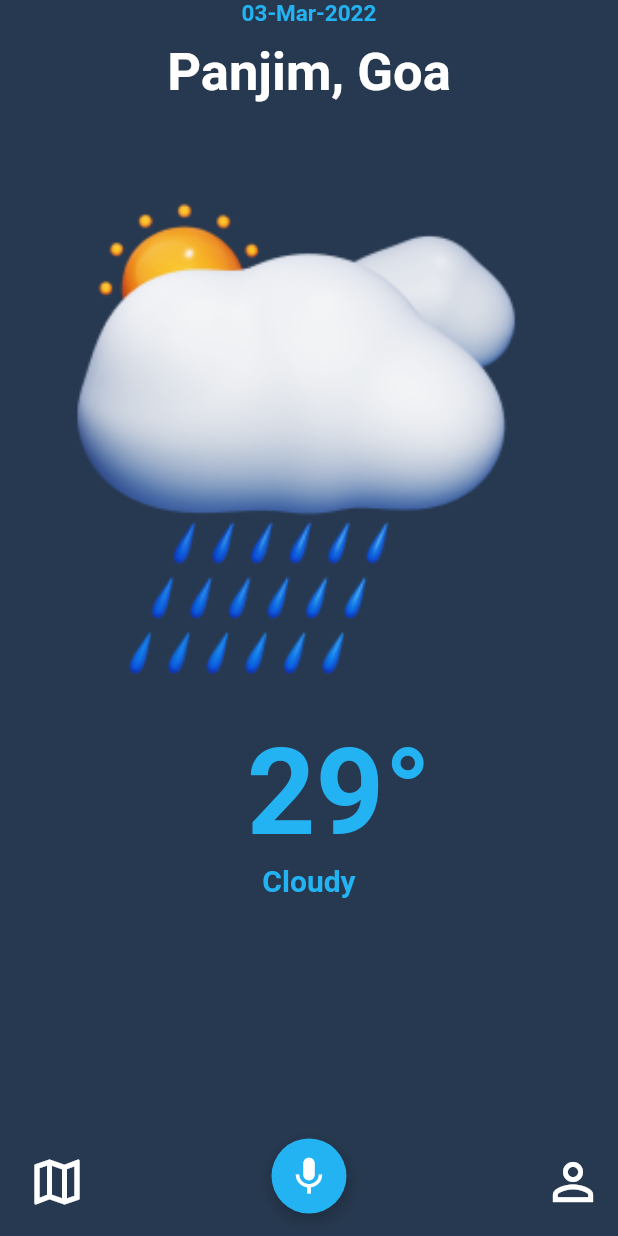
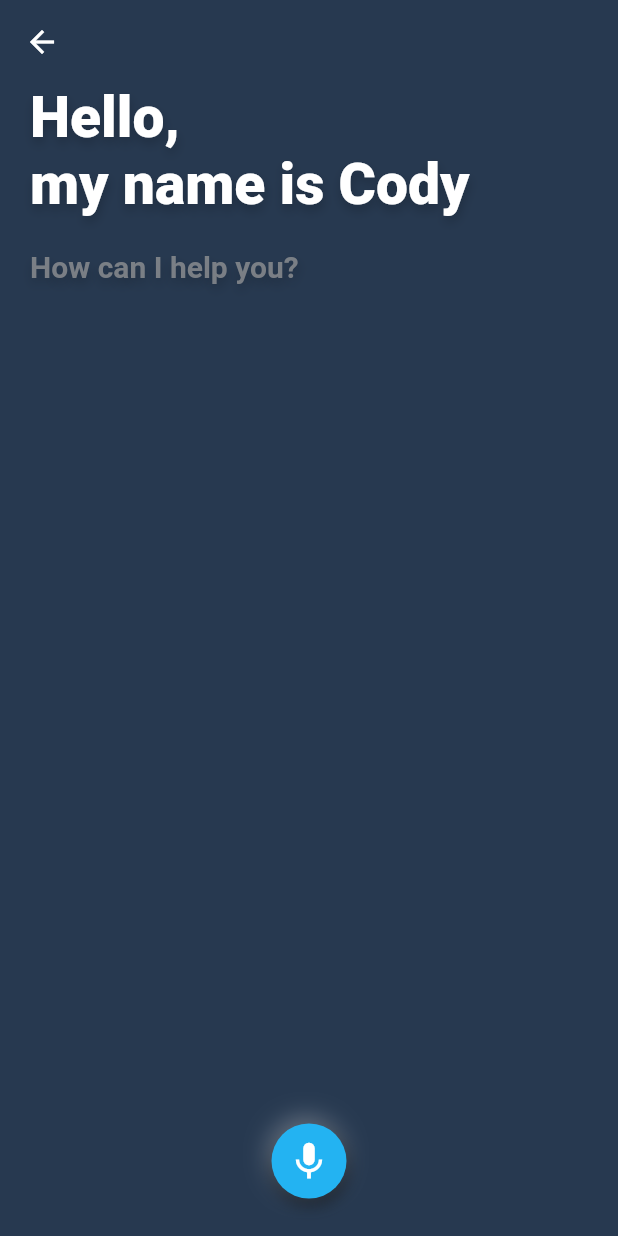
Before and after one commit to 7-USH/Voice-Assistant-Weather-App, a Flutter app: the screen it shows after launch, after a tap on the "mic" icon, on a phone screen of 412 x 824 dp. Run offline on Flutter 3.47's test engine with Material 2 defaults, Android fonts, the phone set to English and light mode, and no system bars; our stand-ins replace google_fonts; Roboto replaces fonts that are missing (Acme, Ubuntu).

Commit message:
added fonts

```diff
--- a/lib/constants/colors.dart
+++ b/lib/constants/colors.dart
@@ -16,10 +16,10 @@ List<BoxShadow> kBoxShadows = [
       spreadRadius: 1,
       blurRadius: 8),
   BoxShadow(
-      color: Colors.white.withOpacity(0.5),
+      color: Colors.white.withOpacity(0.4),
       offset: const Offset(-2, -4),
-      spreadRadius: -1,
-      blurRadius: 18),
+      spreadRadius: -2,
+      blurRadius: 15),
 ];
 
 List<BoxShadow> kButtonShadows = [
--- a/lib/constants/fonts.dart
+++ b/lib/constants/fonts.dart
@@ -2,18 +2,17 @@ import 'package:flutter/material.dart';
 import 'package:google_fonts/google_fonts.dart';
 import 'package:weather_app/constants/colors.dart';
 
-TextStyle appText({required Color color,required double size,required FontWeight weight}) {
-  return GoogleFonts.ubuntu(
-    color:color,
-    fontSize: size,
-    fontWeight: weight
-  );
+TextStyle appText(
+    {required Color color, required double size, required FontWeight weight}) {
+  return GoogleFonts.ubuntu(color: color, fontSize: size, fontWeight: weight,shadows: kButtonShadows);
 }
 
-TextStyle numText({required Color color,required double size,required FontWeight weight}) {
-  return GoogleFonts.acme(
-    color:color,
-    fontSize: size,
-    fontWeight: weight
-  );
+TextStyle numText(
+    {required Color color, required double size, required FontWeight weight}) {
+  return GoogleFonts.acme(color: color, fontSize: size, fontWeight: weight,shadows: kButtonShadows);
 }
+
+TextStyle botFont(
+    {required Color color, required double size, required FontWeight weight}) {
+  return GoogleFonts.roboto(color: color, fontSize: size, fontWeight: weight,shadows: kButtonShadows);
+}
--- a/lib/main.dart
+++ b/lib/main.dart
@@ -1,5 +1,6 @@
 import 'package:flutter/material.dart';
 import 'package:weather_app/screens/homepage.dart';
+import 'package:weather_app/screens/voice.dart';
 
 void main() {
   runApp(const MyApp());
@@ -11,6 +12,7 @@ class MyApp extends StatelessWidget {
   // This widget is the root of your application.
   @override
   Widget build(BuildContext context) {
+    // ignore: prefer_const_constructors
     return MaterialApp(
       title: 'Flutter Demo',
       home: HomePage(),
--- a/lib/screens/homepage.dart
+++ b/lib/screens/homepage.dart
@@ -3,6 +3,7 @@
 import 'package:flutter/material.dart';
 import 'package:weather_app/constants/colors.dart';
 import 'package:weather_app/constants/fonts.dart';
+import 'package:weather_app/screens/voice.dart';
 
 class HomePage extends StatefulWidget {
   HomePage({Key? key}) : super(key: key);
@@ -18,7 +19,10 @@ class _HomePageState extends State<HomePage> {
         backgroundColor: bgColor,
         bottomNavigationBar: Container(
           height: 80,
-          decoration: BoxDecoration(color:  Colors.transparent),
+          decoration: BoxDecoration(
+              color: darkBgColor,
+              borderRadius: const BorderRadius.only(
+                  topRight: Radius.circular(15), topLeft: Radius.circular(15))),
           child: Padding(
             padding: const EdgeInsets.all(10.0),
             child: Row(
@@ -35,14 +39,17 @@ class _HomePageState extends State<HomePage> {
                   height: 50,
                   width: 50,
                   decoration: BoxDecoration(
-                    borderRadius: BorderRadius.circular(25),
-                    color: textColor,
-                    boxShadow: kButtonShadows
-                  ),
-
+                      borderRadius: BorderRadius.circular(25),
+                      color: textColor,
+                      boxShadow: kBoxShadows),
                   child: Center(
                     child: IconButton(
-                        onPressed: () {},
+                        onPressed: () {
+                          Navigator.push(context,
+                              MaterialPageRoute(builder: (_) {
+                            return const VoicePage();
+                          }));
+                        },
                         icon: const Icon(
                           Icons.mic,
                           color: Colors.white,
@@ -79,7 +86,9 @@ class _HomePageState extends State<HomePage> {
                     Text(
                       "Panjim, Goa",
                       style: appText(
-                          color: Colors.white, size: 35, weight: FontWeight.w600),
+                          color: Colors.white,
+                          size: 35,
+                          weight: FontWeight.w600),
                     ),
                   ],
                 ),
@@ -89,7 +98,7 @@ class _HomePageState extends State<HomePage> {
               ),
               Center(
                   child: Image.asset(
-                "assets/sun-clouds-rain.png",
+                "assets/sun.png",
                 scale: 0.7,
               )),
               const SizedBox(
@@ -99,7 +108,7 @@ class _HomePageState extends State<HomePage> {
                 "  29°",
                 textAlign: TextAlign.left,
                 style: numText(
-                    color: textColor, size: 80, weight: FontWeight.bold),
+                    color: textColor, size: 100, weight: FontWeight.bold),
               ),
               Text(
                 "Cloudy",
--- /dev/null
+++ b/lib/screens/voice.dart
@@ -0,0 +1,67 @@
+// ignore_for_file: sized_box_for_whitespace
+
+import 'package:flutter/material.dart';
+import 'package:weather_app/constants/colors.dart';
+import 'package:weather_app/constants/fonts.dart';
+
+
+class VoicePage extends StatefulWidget {
+  const VoicePage({Key? key}) : super(key: key);
+
+  @override
+  State<VoicePage> createState() => _VoicePageState();
+}
+
+class _VoicePageState extends State<VoicePage> {
+  @override
+  Widget build(BuildContext context) {
+    return Scaffold(
+      bottomNavigationBar: Container(
+        height: 100,
+        child: Padding(
+          padding: const EdgeInsets.all(10.0),
+          child: Row(
+            mainAxisAlignment: MainAxisAlignment.center,
+            children: [
+              Container(
+                height: 50,
+                width: 50,
+                decoration: BoxDecoration(
+                    borderRadius: BorderRadius.circular(25),
+                    color: textColor,
+                    boxShadow: kBoxShadows),
+                child: Center(
+                  child: IconButton(
+                      onPressed: () {
+
+                      },
+                      icon: const Icon(
+                        Icons.mic,
+                        color: Colors.white,
+                        size: 30,
+                      )),
+                ),
+              ),
+            ],
+          ),
+        ),
+      ),
+      backgroundColor: bgColor,
+      appBar: AppBar(
+        shadowColor: Colors.transparent,
+        elevation: 0.0,
+        backgroundColor: Colors.transparent,
+      ),
+      body: Padding(
+        padding: const EdgeInsets.only(left: 20,right: 20),
+        child: Column(
+          crossAxisAlignment: CrossAxisAlignment.start,
+          children: [
+          Text("Hello, \nmy name is Cody",style: botFont(color: Colors.white, size: 38, weight: FontWeight.w800),),
+          const SizedBox(height: 20,),
+          Text("How can I help you?",style: botFont(color: Colors.grey.withOpacity(0.7), size: 20, weight: FontWeight.w600),)
+        ]),
+      ),
+    );
+  }
+}
```
